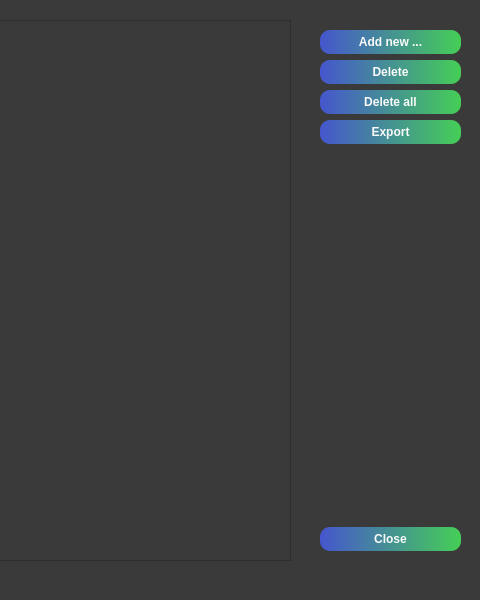
Before: the Qt Designer form PartyList.ui in hrosicka/PyQtPartyList, drawn with Qt 5; both pictures show x 520 to 1000 and y 0 to 600 of the 1000 by 600 pixel window.
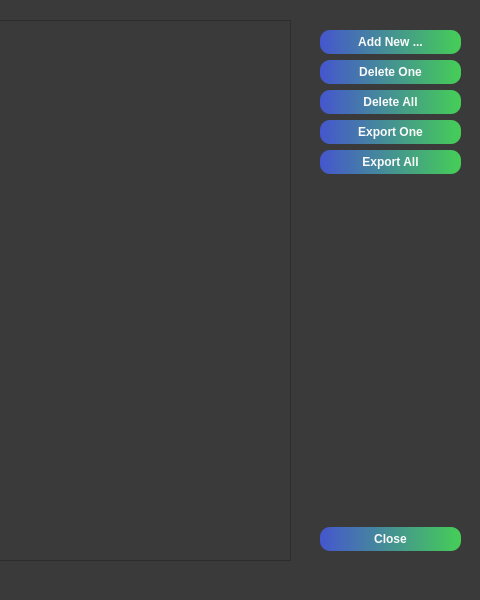
After: the same form once the commit is applied.

What changed in the file:
```diff
--- a/PartyList.ui
+++ b/PartyList.ui
@@ -80,7 +80,7 @@
       <height>541</height>
      </rect>
     </property>
-    <layout class="QVBoxLayout" stretch="1,0,0,0,0,0">
+    <layout class="QVBoxLayout" stretch="1,0,0,0,0,0,0">
      <property name="leftMargin">
       <number>10</number>
      </property>
@@ -108,7 +108,7 @@
 padding-bottom: 5px;</string>
        </property>
        <property name="text">
-        <string>Add new ...</string>
+        <string>Add New ...</string>
        </property>
       </widget>
      </item>
@@ -127,7 +127,7 @@
 padding-bottom: 5px;</string>
        </property>
        <property name="text">
-        <string>Delete</string>
+        <string>Delete One</string>
        </property>
       </widget>
      </item>
@@ -146,7 +146,7 @@
 padding-bottom: 5px;</string>
        </property>
        <property name="text">
-        <string>Delete all</string>
+        <string>Delete All</string>
        </property>
       </widget>
      </item>
@@ -165,7 +165,26 @@
 padding-bottom: 5px;</string>
        </property>
        <property name="text">
-        <string>Export</string>
+        <string>Export One</string>
+       </property>
+      </widget>
+     </item>
+     <item>
+      <widget class="QPushButton" name="button_export_all">
+       <property name="styleSheet">
+        <string notr="true">font: 75 10pt &quot;Microsoft YaHei UI&quot;;
+font-weight: bold;
+color: rgb(250, 250, 250);
+background-color: qlineargradient(spread:pad, x1:0, y1:0, x2:1, y2:0, stop:0 rgb(69, 86, 206), stop:1 rgb(69, 206, 86));
+border-style: solid;
+border-radius:10px;
+padding-left: 5px; 
+padding-right: 5px;
+padding-top: 5px; 
+padding-bottom: 5px;</string>
+       </property>
+       <property name="text">
+        <string>Export All</string>
        </property>
       </widget>
      </item>
```
Left out of the diff: 5 changed lines with no effect on the pictures.
